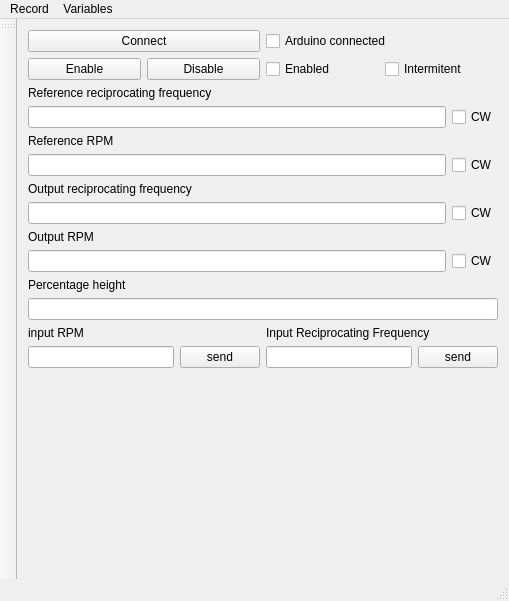
jordaorodolfo/SSC, file SSC-Interface/mainwindow.ui: the form before one commit.
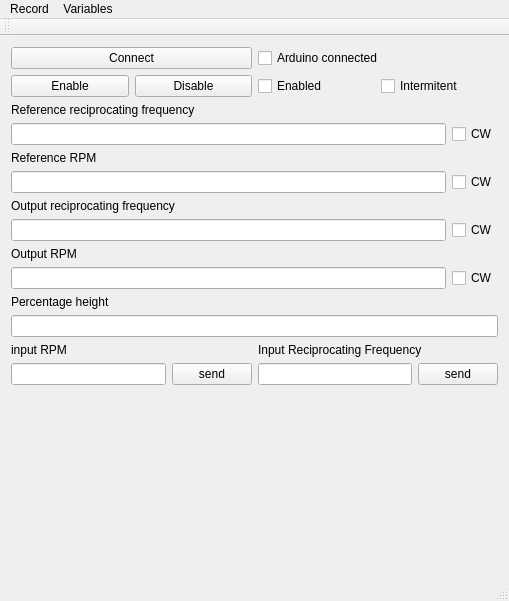
The form after the commit.

What changed in the file:
```diff
--- a/SSC-Interface/mainwindow.ui
+++ b/SSC-Interface/mainwindow.ui
@@ -288,7 +288,7 @@
     <string>toolBar</string>
    </property>
    <attribute name="toolBarArea">
-    <enum>LeftToolBarArea</enum>
+    <enum>TopToolBarArea</enum>
    </attribute>
    <attribute name="toolBarBreak">
     <bool>false</bool>
```
Left out of the diff: 8 changed lines with no effect on the pictures.
